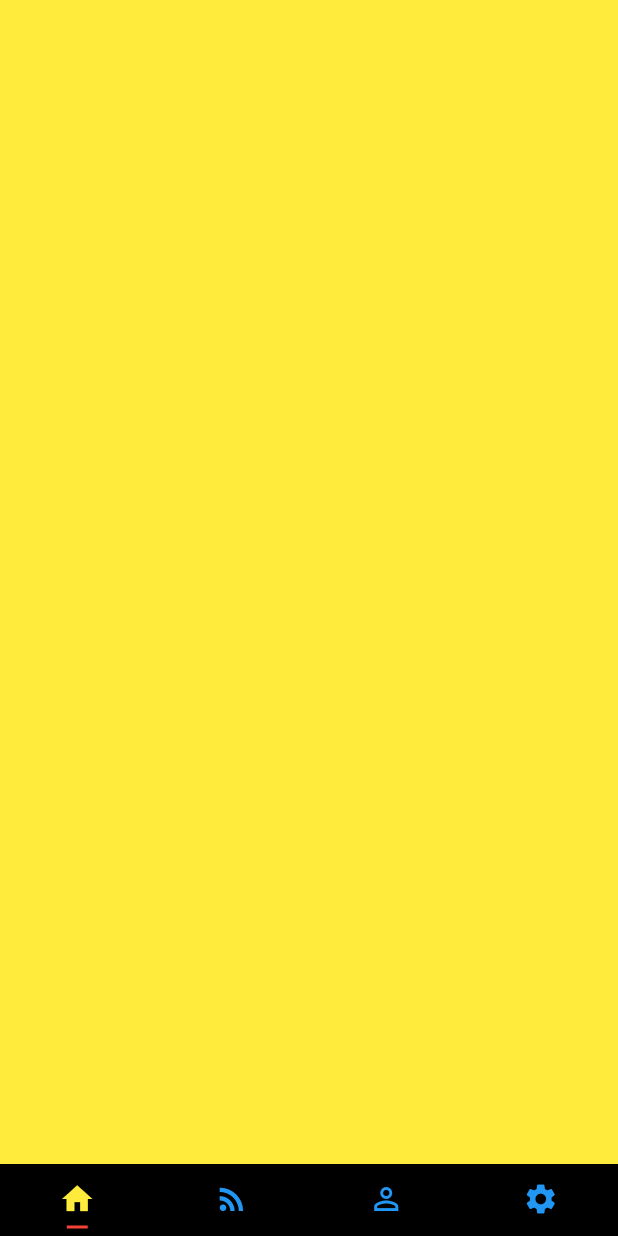
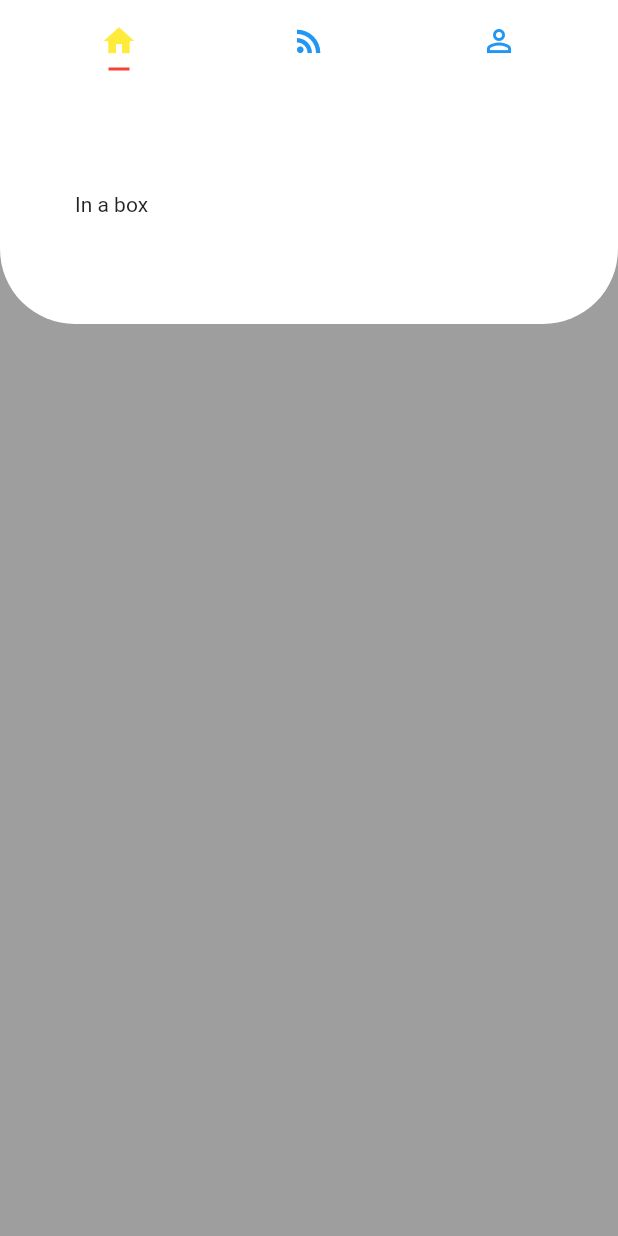
Before and after one commit to KKen-Dev/Black-note, a Flutter app: the screen it shows after launch, on a phone screen of 412 x 824 dp. Run offline on Flutter 3.47's test engine with Material 2 defaults, Android fonts, the phone set to English and light mode, and no system bars.

Commit message:
Editine in Menu bar 1

```diff
--- a/lib/main.dart
+++ b/lib/main.dart
@@ -31,26 +31,57 @@ class _MyHomePageState extends State<MyHomePage> {
   @override
   Widget build(BuildContext context) {
 
-    return MaterialApp(
-      color: Colors.yellow,
-      home: DefaultTabController(
-        length: 4,
-        child: new Scaffold(
-          body: TabBarView(
+    var children2 = <Widget>[
+                     TabBarView(
                   children: [
                     new Container(
-                color: Colors.yellow,
+                      color: Colors.grey,
                     ),
                     new Container(color: Colors.orange,),
                     new Container(
                       color: Colors.lightGreen,
                     ),
-              new Container(
-                color: Colors.red,
-              ),
                   ],
                 ),
-          bottomNavigationBar: new TabBar(
+                Container(
+                  padding: EdgeInsets.only(left: 50),
+                  height: 160,
+
+                  decoration: BoxDecoration(
+                    borderRadius: BorderRadius.only(bottomLeft : Radius.circular(50), bottomRight: Radius.circular(50)),
+                    color: Colors.white,
+
+                  ),
+                  child: Row(
+                    mainAxisAlignment: MainAxisAlignment.spaceBetween,
+                    children:
+                    <Widget>[
+
+                      Text("In a box"),
+                      Container()
+                    ],
+
+                   )
+
+                ),
+
+
+
+               ];
+    return MaterialApp(
+
+        color: Colors.yellow,
+        home: SafeArea(
+                  child: DefaultTabController(
+            length: 3,
+            child: new Scaffold(
+              body: Stack(
+                  children:children2
+              ),
+
+              appBar: AppBar(
+                elevation: 0,
+              title: new TabBar(
                 tabs: [
                   Tab(
                     icon: new Icon(Icons.home),
@@ -61,17 +92,22 @@ class _MyHomePageState extends State<MyHomePage> {
                   Tab(
                     icon: new Icon(Icons.perm_identity),
                   ),
-              Tab(icon: new Icon(Icons.settings),)
+
                 ],
                 labelColor: Colors.yellow,
                 unselectedLabelColor: Colors.blue,
                 indicatorSize: TabBarIndicatorSize.label,
                 indicatorPadding: EdgeInsets.all(5.0),
                 indicatorColor: Colors.red,
+
+              ),
+              backgroundColor: Colors.white,
               ),
               backgroundColor: Colors.black,
             ),
           ),
+        ),
+
     );
   }
 }
```
Lines whose indentation alone changed are shown as unchanged.
